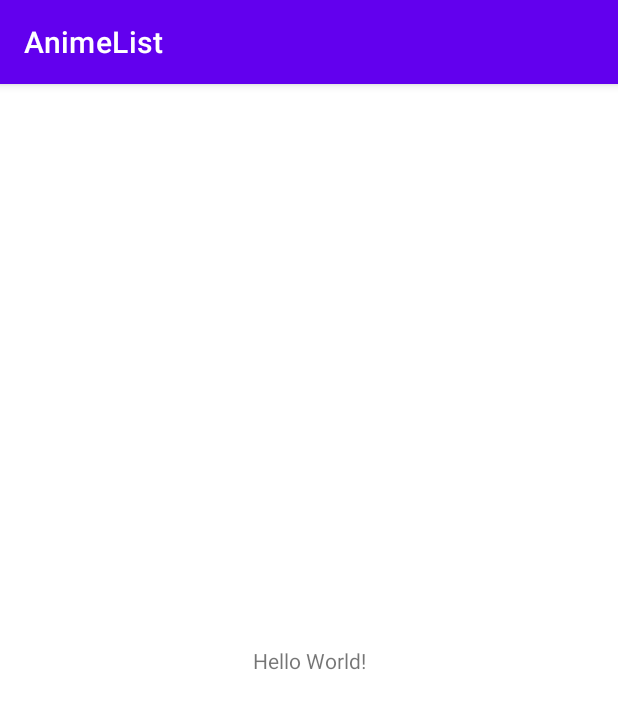
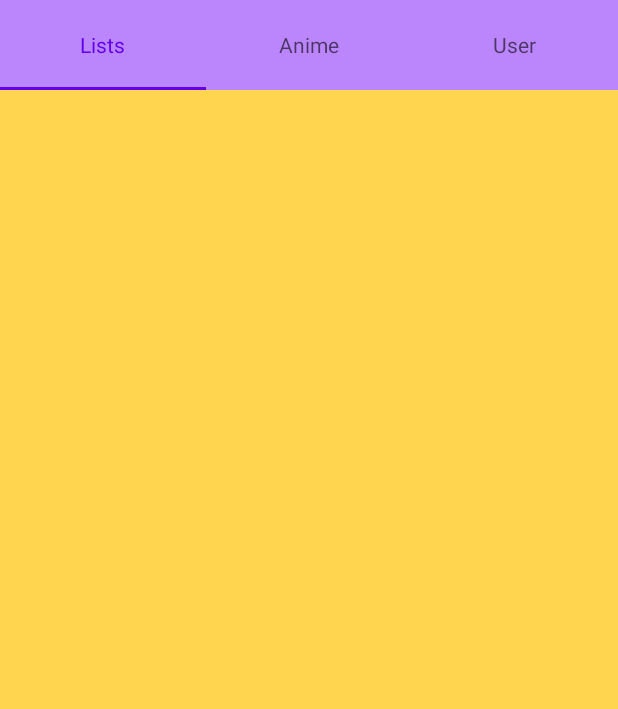
Before and after one commit to ramazanov2023/AnimeList, an Android app: the screen it shows after launch (MainActivity), on a phone screen of 412 x 824 dp. Shown: the top 709 px of the screen. Run offline under Robolectric (Android 15) with nearby library versions, the phone set to English and light mode, and no system bars.

Commit message:
Set ViewPager2 Granted

```diff
--- a/app/src/main/AndroidManifest.xml
+++ b/app/src/main/AndroidManifest.xml
@@ -14,7 +14,7 @@
         android:theme="@style/Theme.AnimeList"
         tools:targetApi="31">
         <activity
-            android:name=".MainActivity"
+            android:name=".view.MainActivity"
             android:exported="true">
             <intent-filter>
                 <action android:name="android.intent.action.MAIN" />
--- /dev/null
+++ b/app/src/main/java/com/example/animelist/view/AnimeDetailFragment.java
@@ -0,0 +1,26 @@
+package com.example.animelist.view;
+
+import android.os.Bundle;
+import android.view.LayoutInflater;
+import android.view.View;
+import android.view.ViewGroup;
+
+import androidx.annotation.NonNull;
+import androidx.annotation.Nullable;
+import androidx.fragment.app.Fragment;
+
+import com.example.animelist.R;
+
+public class AnimeDetailFragment extends Fragment {
+    @Nullable
+    @Override
+    public View onCreateView(@NonNull LayoutInflater inflater, @Nullable ViewGroup container, @Nullable Bundle savedInstanceState) {
+        return inflater.inflate(R.layout.fragment_anime_detail,container,false);
+    }
+
+    @Override
+    public void onViewCreated(@NonNull View view, @Nullable Bundle savedInstanceState) {
+        super.onViewCreated(view, savedInstanceState);
+
+    }
+}
--- /dev/null
+++ b/app/src/main/java/com/example/animelist/view/AnimeListsFragment.java
@@ -0,0 +1,26 @@
+package com.example.animelist.view;
+
+import android.os.Bundle;
+import android.view.LayoutInflater;
+import android.view.View;
+import android.view.ViewGroup;
+
+import androidx.annotation.NonNull;
+import androidx.annotation.Nullable;
+import androidx.fragment.app.Fragment;
+
+import com.example.animelist.R;
+
+public class AnimeListsFragment extends Fragment {
+    @Nullable
+    @Override
+    public View onCreateView(@NonNull LayoutInflater inflater, @Nullable ViewGroup container, @Nullable Bundle savedInstanceState) {
+        return inflater.inflate(R.layout.fragment_anime_list,container,false);
+    }
+
+    @Override
+    public void onViewCreated(@NonNull View view, @Nullable Bundle savedInstanceState) {
+        super.onViewCreated(view, savedInstanceState);
+
+    }
+}
--- /dev/null
+++ b/app/src/main/java/com/example/animelist/view/MainActivity.java
@@ -0,0 +1,49 @@
+package com.example.animelist.view;
+
+import androidx.annotation.NonNull;
+import androidx.appcompat.app.AppCompatActivity;
+import androidx.fragment.app.Fragment;
+import androidx.viewpager2.widget.ViewPager2;
+
+import android.os.Bundle;
+
+import com.example.animelist.R;
+import com.example.animelist.view.adapter.PagesAdapter;
+import com.google.android.material.tabs.TabLayout;
+import com.google.android.material.tabs.TabLayoutMediator;
+
+import java.util.ArrayList;
+import java.util.List;
+
+public class MainActivity extends AppCompatActivity {
+    ViewPager2 viewPager2;
+    TabLayout tabLayout;
+    List<Fragment> pages;
+    String[] pagesNames;
+
+    @Override
+    protected void onCreate(Bundle savedInstanceState) {
+        super.onCreate(savedInstanceState);
+        setContentView(R.layout.activity_main);
+
+        viewPager2 = findViewById(R.id.main_activity_view_pager2);
+        tabLayout = findViewById(R.id.main_activity_tab_layout);
+        pagesNames = getResources().getStringArray(R.array.pages_names);
+
+        pages = new ArrayList<>();
+        pages.add(0, new AnimeListsFragment());
+        pages.add(1, new AnimeDetailFragment());
+        pages.add(2, new UserAnimeListsFragment());
+
+        PagesAdapter adapter = new PagesAdapter(getSupportFragmentManager(), getLifecycle(), pages);
+        viewPager2.setAdapter(adapter);
+
+        new TabLayoutMediator(tabLayout, viewPager2, true, true, new TabLayoutMediator.TabConfigurationStrategy() {
+            @Override
+            public void onConfigureTab(@NonNull TabLayout.Tab tab, int position) {
+                tab.setText(pagesNames[position]);
+            }
+        }).attach();
+
+    }
+}
--- /dev/null
+++ b/app/src/main/java/com/example/animelist/view/UserAnimeListsFragment.java
@@ -0,0 +1,26 @@
+package com.example.animelist.view;
+
+import android.os.Bundle;
+import android.view.LayoutInflater;
+import android.view.View;
+import android.view.ViewGroup;
+
+import androidx.annotation.NonNull;
+import androidx.annotation.Nullable;
+import androidx.fragment.app.Fragment;
+
+import com.example.animelist.R;
+
+public class UserAnimeListsFragment extends Fragment {
+    @Nullable
+    @Override
+    public View onCreateView(@NonNull LayoutInflater inflater, @Nullable ViewGroup container, @Nullable Bundle savedInstanceState) {
+        return inflater.inflate(R.layout.fragment_user_anime_list,container,false);
+    }
+
+    @Override
+    public void onViewCreated(@NonNull View view, @Nullable Bundle savedInstanceState) {
+        super.onViewCreated(view, savedInstanceState);
+
+    }
+}
--- /dev/null
+++ b/app/src/main/java/com/example/animelist/view/adapter/PagesAdapter.java
@@ -0,0 +1,28 @@
+package com.example.animelist.view.adapter;
+
+import androidx.annotation.NonNull;
+import androidx.fragment.app.Fragment;
+import androidx.fragment.app.FragmentManager;
+import androidx.lifecycle.Lifecycle;
+import androidx.viewpager2.adapter.FragmentStateAdapter;
+
+import java.util.List;
+
+public class PagesAdapter extends FragmentStateAdapter {
+    List<Fragment> pages;
+    public PagesAdapter(@NonNull FragmentManager fragmentManager, @NonNull Lifecycle lifecycle,List<Fragment> pages) {
+        super(fragmentManager, lifecycle);
+        this.pages = pages;
+    }
+
+    @NonNull
+    @Override
+    public Fragment createFragment(int position) {
+        return pages.get(position);
+    }
+
+    @Override
+    public int getItemCount() {
+        return pages.size();
+    }
+}
--- a/app/src/main/res/layout/activity_main.xml
+++ b/app/src/main/res/layout/activity_main.xml
@@ -4,15 +4,24 @@
     xmlns:tools="http://schemas.android.com/tools"
     android:layout_width="match_parent"
     android:layout_height="match_parent"
-    tools:context=".MainActivity">
+    tools:context=".view.MainActivity">
 
-    <TextView
-        android:layout_width="wrap_content"
-        android:layout_height="wrap_content"
-        android:text="Hello World!"
-        app:layout_constraintBottom_toBottomOf="parent"
-        app:layout_constraintEnd_toEndOf="parent"
-        app:layout_constraintStart_toStartOf="parent"
-        app:layout_constraintTop_toTopOf="parent" />
+    <com.google.android.material.tabs.TabLayout
+        android:id="@+id/main_activity_tab_layout"
+        android:layout_width="match_parent"
+        android:layout_height="60dp"
+        android:background="@color/purple_200"
+        app:layout_constraintTop_toTopOf="parent"
+        app:tabMinWidth="130dp"
+        app:tabTextAppearance="@android:style/TextAppearance.Widget.TabWidget" />
+
+    <androidx.viewpager2.widget.ViewPager2
+        android:id="@+id/main_activity_view_pager2"
+        android:layout_width="match_parent"
+        android:layout_height="match_parent"
+        android:layout_marginTop="60dp"
+        android:background="@color/teal_200"
+        app:layout_constraintTop_toBottomOf="@id/main_activity_tab_layout" />
+
 
 </androidx.constraintlayout.widget.ConstraintLayout>
--- /dev/null
+++ b/app/src/main/res/layout/fragment_anime_list.xml
@@ -0,0 +1,7 @@
+<?xml version="1.0" encoding="utf-8"?>
+<androidx.constraintlayout.widget.ConstraintLayout xmlns:android="http://schemas.android.com/apk/res/android"
+    android:layout_width="match_parent"
+    android:background="#FFD54F"
+    android:layout_height="match_parent">
+
+</androidx.constraintlayout.widget.ConstraintLayout>
--- a/app/src/main/res/values-night/themes.xml
+++ b/app/src/main/res/values-night/themes.xml
@@ -1,6 +1,6 @@
 <resources xmlns:tools="http://schemas.android.com/tools">
     <!-- Base application theme. -->
-    <style name="Theme.AnimeList" parent="Theme.MaterialComponents.DayNight.DarkActionBar">
+    <style name="Theme.AnimeList" parent="Theme.MaterialComponents.DayNight.NoActionBar">
         <!-- Primary brand color. -->
         <item name="colorPrimary">@color/purple_200</item>
         <item name="colorPrimaryVariant">@color/purple_700</item>
--- /dev/null
+++ b/app/src/main/res/values/arrays.xml
@@ -0,0 +1,8 @@
+<?xml version="1.0" encoding="utf-8"?>
+<resources>
+    <string-array name="pages_names">
+        <item>Lists</item>
+        <item>Anime</item>
+        <item>User</item>
+    </string-array>
+</resources>
--- a/app/src/main/res/values/themes.xml
+++ b/app/src/main/res/values/themes.xml
@@ -1,6 +1,6 @@
 <resources xmlns:tools="http://schemas.android.com/tools">
     <!-- Base application theme. -->
-    <style name="Theme.AnimeList" parent="Theme.MaterialComponents.DayNight.DarkActionBar">
+    <style name="Theme.AnimeList" parent="Theme.MaterialComponents.DayNight.NoActionBar">
         <!-- Primary brand color. -->
         <item name="colorPrimary">@color/purple_500</item>
         <item name="colorPrimaryVariant">@color/purple_700</item>
```
Also changed, not shown: app/src/main/java/com/example/animelist/MainActivity.java (deleted, +0 -14 lines), app/src/main/java/com/example/animelist/view/AuthenticationFragment.java (added, +26 -0 lines), app/src/main/java/com/example/animelist/view/SettingsFragment.java (added, +7 -0 lines), app/src/main/res/layout/fragment_anime_detail.xml (added, +7 -0 lines), app/src/main/res/layout/fragment_authentication.xml (added, +7 -0 lines), app/src/main/res/layout/fragment_user_anime_list.xml (added, +7 -0 lines).
